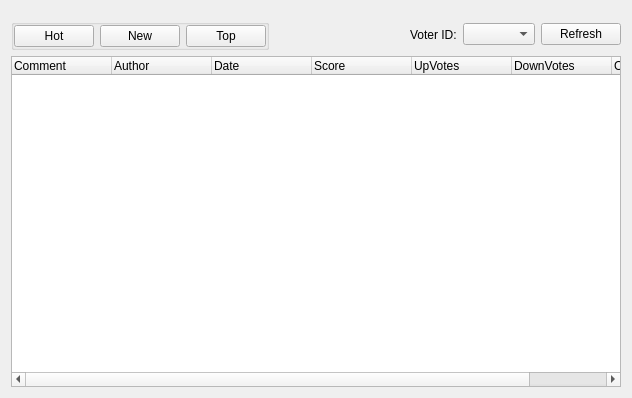
The window that retroshare-gui/src/gui/gxs/GxsCommentDialog.ui (RetroShare/RetroShare) describes before a commit, drawn with Qt 5.
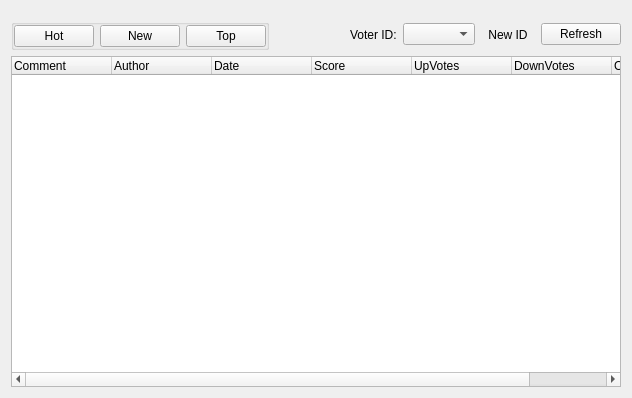
The same window after the commit. Icons and pictures are not drawn. Custom widgets are drawn as their Qt base class.

```diff
--- a/retroshare-gui/src/gui/gxs/GxsCommentDialog.ui
+++ b/retroshare-gui/src/gui/gxs/GxsCommentDialog.ui
@@ -117,6 +117,38 @@
      <item>
       <widget class="GxsIdChooser" name="idChooser"/>
      </item>
+     <item>
+           <widget class="QToolButton" name="toolButton_NewId">
+            <property name="sizePolicy">
+             <sizepolicy hsizetype="Minimum" vsizetype="Preferred">
+              <horstretch>0</horstretch>
+              <verstretch>0</verstretch>
+             </sizepolicy>
+            </property>
+            <property name="focusPolicy">
+             <enum>Qt::NoFocus</enum>
+            </property>
+            <property name="toolTip">
+             <string>Create new Identity</string>
+            </property>
+            <property name="text">
+             <string>New ID</string>
+            </property>
+            <property name="icon">
+             <iconset resource="../images.qrc">
+              <normaloff>:/images/identity/identity_create_32.png</normaloff>:/images/identity/identity_create_32.png</iconset>
+            </property>
+            <property name="iconSize">
+             <size>
+              <width>24</width>
+              <height>24</height>
+             </size>
+            </property>
+            <property name="autoRaise">
+             <bool>true</bool>
+            </property>
+           </widget>
+          </item>
      <item>
       <widget class="QPushButton" name="refreshButton">
        <property name="text">
```
